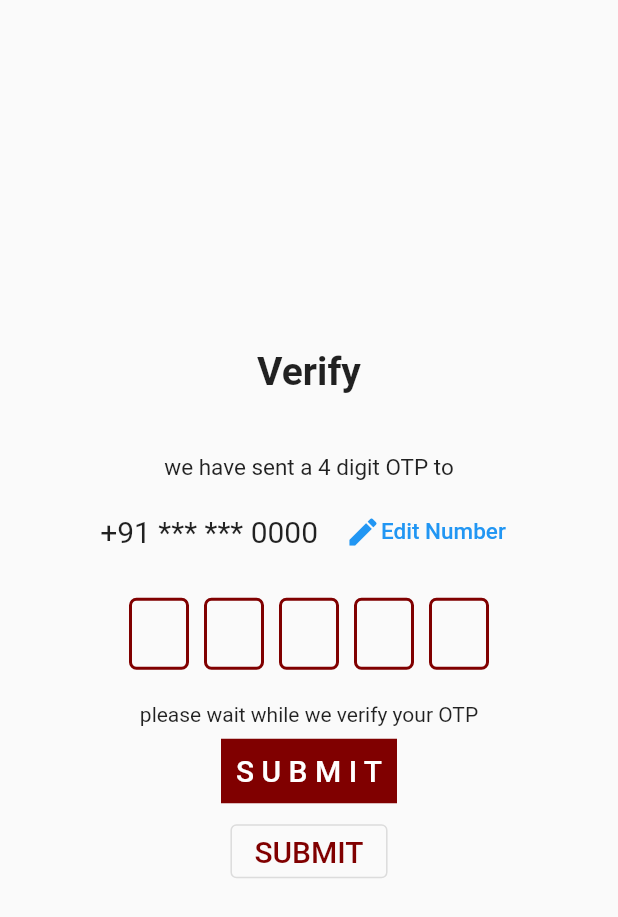
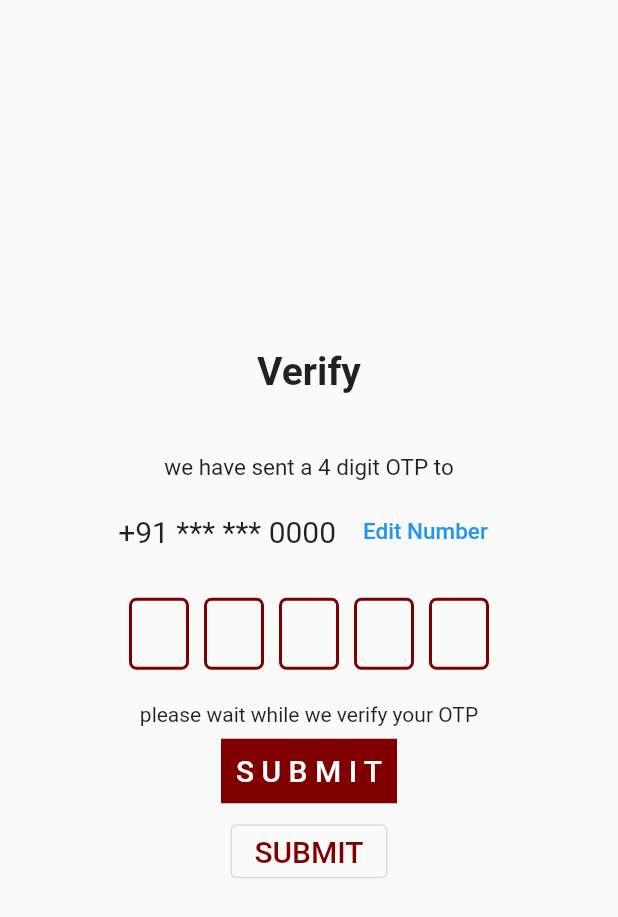
Before and after one commit to hariomgh/raywings_flutter, a Flutter app: the screen it shows after launch, after a tap on "Send OTP", on a phone screen of 412 x 824 dp. Shown: the top 917 px of the screen. Run offline on Flutter 3.47's test engine with Material 2 defaults, Android fonts, the phone set to English and light mode, and no system bars; missing offline and left inert: fl_country_code_picker; Roboto replaces fonts that are missing (Dubai).

Commit message:
otp screen

```diff
--- a/lib/otp.dart
+++ b/lib/otp.dart
@@ -48,6 +48,8 @@ class _OtpScreenState extends State<OtpScreen> {
 
                     SizedBox(width: 10,),
 
+
+
                     TextButton(
                       style: TextButton.styleFrom(
                         textStyle: TextStyle(
@@ -60,20 +62,15 @@ class _OtpScreenState extends State<OtpScreen> {
                       ),
                       onPressed: () {},
 
-                      child: const Row(
-                        children: [
-                          Icon(Icons.edit),
-                          Text('Edit Number',
-                          style: TextStyle(
-                            fontSize: 15,
-                          ),
-
-                          ),
-                        ],
+                      child: Text('Edit Number',
+                      style: TextStyle(
+                        fontSize: 15,
+                      ),
                       ),
                     ),
                   ]
                 ),
+
                 SizedBox(height: 20,),
 
                 OtpTextField(
```
